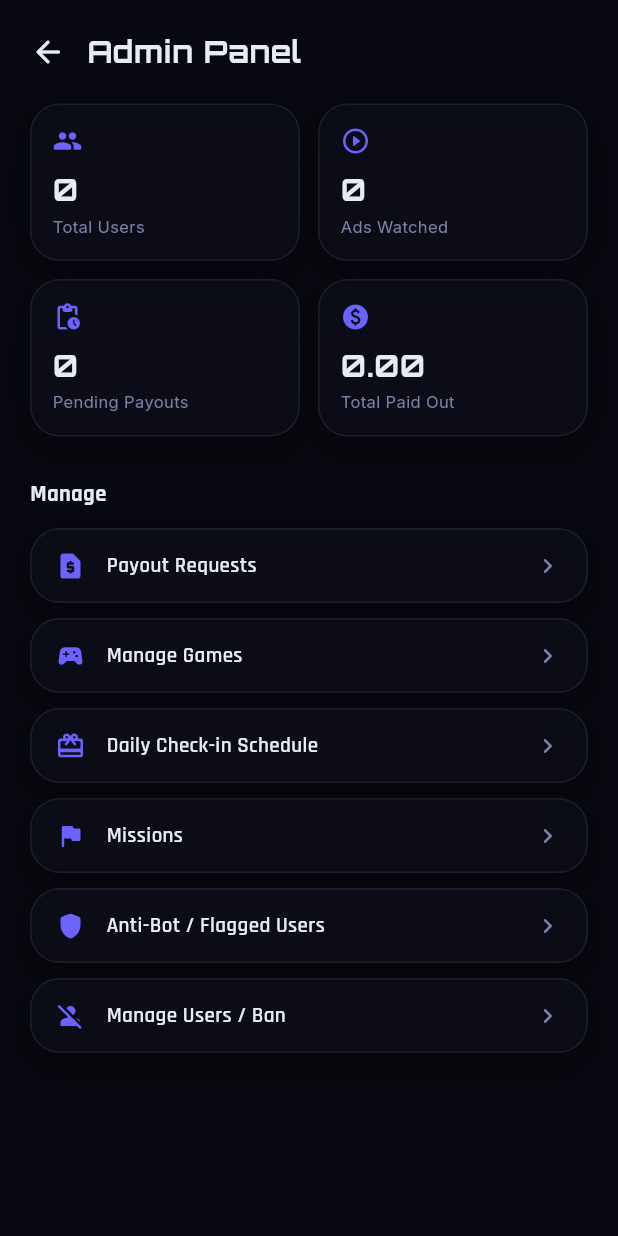
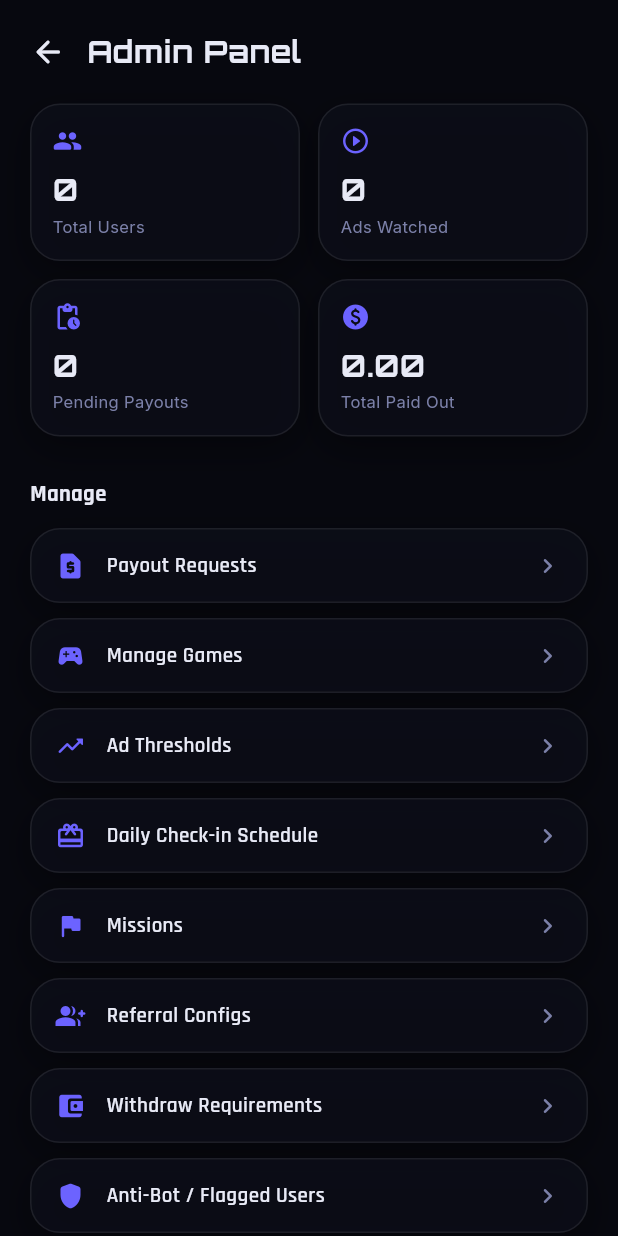
Before and after one commit to ajmalkhan03014747684-maker/gamevault-v4, a Flutter app: the AdminDashboardScreen screen opened directly with empty values, on a phone screen of 412 x 824 dp. Run offline on Flutter 3.47's test engine with Material 3 defaults, Android fonts, the phone set to English and light mode, and no system bars; our stand-ins replace google_fonts, share_plus, shared_preferences, supabase_flutter; accounts and stored records are empty.

Commit message:
Add new admin dashboard menu options

```diff
--- a/lib/screens/admin/admin_dashboard_screen.dart
+++ b/lib/screens/admin/admin_dashboard_screen.dart
@@ -11,6 +11,11 @@ class AdminDashboardScreen extends StatefulWidget {
   final VoidCallback onMissionsTapped;
   final VoidCallback onAntiBotTapped;
   final VoidCallback onUsersTapped;
+  final VoidCallback onSettingsTapped;
+  final VoidCallback onDangerZoneTapped;
+  final VoidCallback onThresholdsTapped;
+  final VoidCallback onReferralConfigsTapped;
+  final VoidCallback onWithdrawReqTapped;
 
   const AdminDashboardScreen({
     super.key,
@@ -21,6 +26,11 @@ class AdminDashboardScreen extends StatefulWidget {
     required this.onMissionsTapped,
     required this.onAntiBotTapped,
     required this.onUsersTapped,
+    required this.onSettingsTapped,
+    required this.onDangerZoneTapped,
+    required this.onThresholdsTapped,
+    required this.onReferralConfigsTapped,
+    required this.onWithdrawReqTapped,
   });
 
   @override
@@ -113,10 +123,21 @@ class _AdminDashboardScreenState extends State<AdminDashboardScreen> {
                 onTap: widget.onPayoutsTapped,
               ),
               _AdminMenuRow(icon: Icons.sports_esports_rounded, label: 'Manage Games', onTap: widget.onGamesTapped),
+              _AdminMenuRow(icon: Icons.trending_up_rounded, label: 'Ad Thresholds', onTap: widget.onThresholdsTapped),
               _AdminMenuRow(icon: Icons.card_giftcard_rounded, label: 'Daily Check-in Schedule', onTap: widget.onCheckinScheduleTapped),
               _AdminMenuRow(icon: Icons.flag_rounded, label: 'Missions', onTap: widget.onMissionsTapped),
+              _AdminMenuRow(icon: Icons.group_add_rounded, label: 'Referral Configs', onTap: widget.onReferralConfigsTapped),
+              _AdminMenuRow(icon: Icons.account_balance_wallet_rounded, label: 'Withdraw Requirements', onTap: widget.onWithdrawReqTapped),
               _AdminMenuRow(icon: Icons.shield_rounded, label: 'Anti-Bot / Flagged Users', onTap: widget.onAntiBotTapped),
               _AdminMenuRow(icon: Icons.person_off_rounded, label: 'Manage Users / Ban', onTap: widget.onUsersTapped),
+              _AdminMenuRow(icon: Icons.settings_rounded, label: 'App Settings', onTap: widget.onSettingsTapped),
+              const SizedBox(height: 8),
+              _AdminMenuRow(
+                icon: Icons.delete_forever_rounded,
+                label: 'Danger Zone',
+                onTap: widget.onDangerZoneTapped,
+                isDanger: true,
+              ),
             ],
           ),
         ),
@@ -157,6 +178,7 @@ class _AdminMenuRow extends StatelessWidget {
   final VoidCallback onTap;
   final String? badge;
   final bool comingSoon;
+  final bool isDanger;
 
   const _AdminMenuRow({
     required this.icon,
@@ -164,20 +186,29 @@ class _AdminMenuRow extends StatelessWidget {
     required this.onTap,
     this.badge,
     this.comingSoon = false,
+    this.isDanger = false,
   });
 
   @override
   Widget build(BuildContext context) {
+    final iconColor = isDanger
+        ? AppColors.dangerRed
+        : (comingSoon ? AppColors.muted : AppColors.primaryPurple);
+    final textColor = isDanger
+        ? AppColors.dangerRed
+        : (comingSoon ? AppColors.muted : AppColors.text);
+
     return Padding(
       padding: const EdgeInsets.only(bottom: 10),
       child: GlassCard(
         onTap: comingSoon ? null : onTap,
+        borderColor: isDanger ? AppColors.dangerRed.withOpacity(0.4) : null,
         padding: const EdgeInsets.symmetric(horizontal: 16, vertical: 14),
         child: Row(
           children: [
-            Icon(icon, color: comingSoon ? AppColors.muted : AppColors.primaryPurple, size: 20),
+            Icon(icon, color: iconColor, size: 20),
             const SizedBox(width: 14),
-            Expanded(child: Text(label, style: AppText.body(size: 14, weight: FontWeight.w600, color: comingSoon ? AppColors.muted : AppColors.text))),
+            Expanded(child: Text(label, style: AppText.body(size: 14, weight: FontWeight.w600, color: textColor))),
             if (badge != null) ...[
               Container(
                 padding: const EdgeInsets.symmetric(horizontal: 8, vertical: 3),
@@ -189,7 +220,7 @@ class _AdminMenuRow extends StatelessWidget {
             if (comingSoon)
               Text('Soon', style: AppText.caption(size: 11))
             else
-              const Icon(Icons.chevron_right_rounded, color: AppColors.muted, size: 20),
+              Icon(Icons.chevron_right_rounded, color: isDanger ? AppColors.dangerRed : AppColors.muted, size: 20),
           ],
         ),
       ),
```
